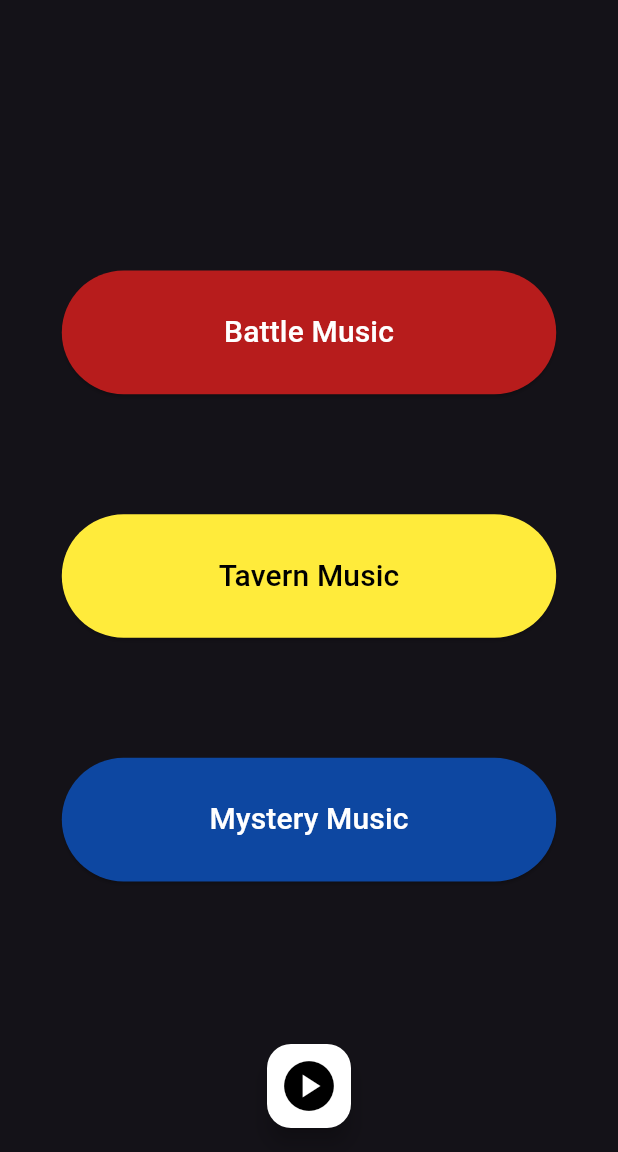
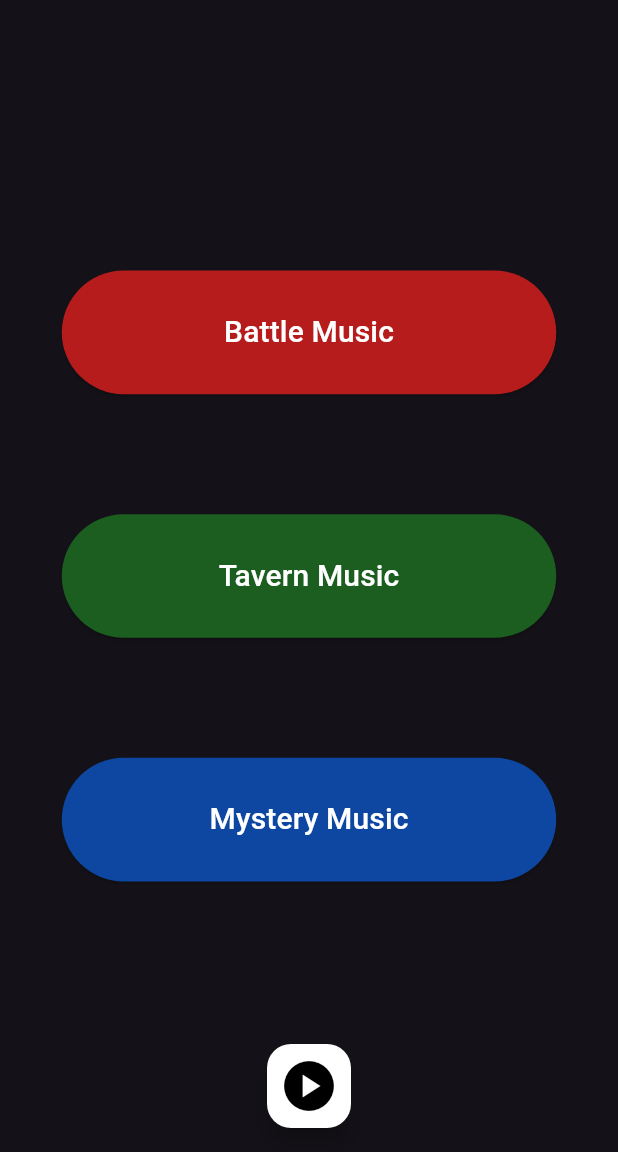
Before and after one commit to Haris-Fratzakis/hci_2023_team_39_updated, a Flutter app: the screen it shows after launch, after a tap on "Music Player", on a phone screen of 412 x 824 dp, the part 84-1236 px from its top. Run offline on Flutter 3.47's test engine with Material 3 defaults, Android fonts, the phone set to English and light mode, and no system bars; our stand-ins replace image_picker, just_audio, sensors.

Commit message:
updated music players and adding the rest of the songs

```diff
--- a/lib/main.dart
+++ b/lib/main.dart
@@ -22,9 +22,16 @@ class MyApp extends StatelessWidget {
 class MainScreen extends StatelessWidget {
   @override
   Widget build(BuildContext context) {
-    return Scaffold(
+    return MaterialApp(title: 'Flutter Demo',
+    theme: ThemeData(
+    brightness: Brightness.dark,
+        // colorScheme: ColorScheme.fromSeed(seedColor: Colors.deepPurple),
+        //useMaterial3: true,
+    ),
+    home: Scaffold(
       appBar: AppBar(
         title: Text('DnD Companion'),
+        backgroundColor: Theme.of(context).colorScheme.primary,
       ),
       body: Center(
         child: Column(
@@ -37,8 +44,15 @@ class MainScreen extends StatelessWidget {
                   MaterialPageRoute(builder: (context) => CharacterCreationPage()),
                 );
               },
-              child: Text('Character Creation'),
+              child: Text('Character Creation',
+                style: TextStyle(fontSize: 20, color: Colors.white),
+              ),
+              style: ElevatedButton.styleFrom(
+                  minimumSize: Size(MediaQuery.of(context).size.width * 0.8, MediaQuery.of(context).size.width * 0.2),
+                  backgroundColor: Colors.purple[900]
+              ),
             ),
+            SizedBox(height: 60),
             ElevatedButton(
               onPressed: () {
                 Navigator.push(
@@ -46,8 +60,15 @@ class MainScreen extends StatelessWidget {
                   MaterialPageRoute(builder: (context) => DiceRollerPage()),
                 );
               },
-              child: Text('Dice Roller'),
+              child: Text('Dice Roller',
+                style: TextStyle(fontSize: 20, color: Colors.white),
+              ),
+              style: ElevatedButton.styleFrom(
+                  minimumSize: Size(MediaQuery.of(context).size.width * 0.8, MediaQuery.of(context).size.width * 0.2),
+                  backgroundColor: Colors.purple[900]
+              ),
             ),
+            SizedBox(height: 60),
             ElevatedButton(
               onPressed: () {
                 Navigator.push(
@@ -55,8 +76,15 @@ class MainScreen extends StatelessWidget {
                   MaterialPageRoute(builder: (context) => music_player()),
                 );
               },
-              child: Text('Music Player'),
+              child: Text('Music Player',
+                style: TextStyle(fontSize: 20, color: Colors.white),
+              ),
+              style: ElevatedButton.styleFrom(
+                  minimumSize: Size(MediaQuery.of(context).size.width * 0.8, MediaQuery.of(context).size.width * 0.2),
+                  backgroundColor: Colors.purple[900]
+              ),
             ),
+            SizedBox(height: 60),
             ElevatedButton(
               onPressed: () {
                 Navigator.push(
@@ -64,11 +92,18 @@ class MainScreen extends StatelessWidget {
                   MaterialPageRoute(builder: (context) => ARMapPage()),
                 );
               },
-              child: Text('AR Map'),
+              child: Text('AR Map',
+                style: TextStyle(fontSize: 20, color: Colors.white),
+              ),
+              style: ElevatedButton.styleFrom(
+                  minimumSize: Size(MediaQuery.of(context).size.width * 0.8, MediaQuery.of(context).size.width * 0.2),
+                  backgroundColor: Colors.purple[900]
+              ),
             ),
           ],
         ),
       ),
+    ),
     );
   }
 }
--- a/lib/music_player.dart
+++ b/lib/music_player.dart
@@ -60,20 +60,24 @@ class MusicPlayerState extends State<music_player> {
       return ;
     }
 
-
+    //Music Player was debugged with Drive links, however music files were downloaded for the release apk
     switch(type){
       case "battle":
-      await player.setUrl("https://drive.google.com/uc?export=view&id=17W9-MV7B45hJyCOUg4sQZ6IXUUmCeBkN");
+      await player.setAsset("assets/songs/battle.mp3");
+      //await player.setUrl("https://drive.google.com/uc?export=view&id=17W9-MV7B45hJyCOUg4sQZ6IXUUmCeBkN");
 
       break;
       case "tavern":
-        await player.setUrl("https://drive.google.com/uc?export=view&id=1sdsGxFXMpL4GWetGOs-73mPD_y832hQ3");
+        await player.setAsset("assets/songs/tavern.mp3");
+        //await player.setUrl("https://drive.google.com/uc?export=view&id=1sdsGxFXMpL4GWetGOs-73mPD_y832hQ3");
       break;
       case "mystery":
-        await player.setUrl("https://drive.google.com/uc?export=view&id=1sZWTHoFsCXrh5h-PXjQNWKYWtuBtpjvR");
+        await player.setAsset("assets/songs/mystery.mp3");
+        //await player.setUrl("https://drive.google.com/uc?export=view&id=1sZWTHoFsCXrh5h-PXjQNWKYWtuBtpjvR");
       break;
       default:
-        await player.setUrl("https://drive.google.com/uc?export=view&id=17W9-MV7B45hJyCOUg4sQZ6IXUUmCeBkN");
+        await player.setAsset("assets/songs/battle.mp3");
+        //await player.setUrl("https://drive.google.com/uc?export=view&id=17W9-MV7B45hJyCOUg4sQZ6IXUUmCeBkN");
       break;
     }
     current = type;
@@ -100,12 +104,10 @@ class MusicPlayerState extends State<music_player> {
               icon: const Icon(Icons.arrow_back)
           )
               : null,
-          //title: Text("Test"),
           backgroundColor: Theme.of(context).colorScheme.primary,
           title: Text("Music Player"),
           centerTitle: true,
         ),
-       // backgroundColor: Colors.green[900], // background color
         body: Center(
 
           child: Column(
@@ -128,11 +130,11 @@ class MusicPlayerState extends State<music_player> {
                 onPressed: () => {pause_music(), play_music("tavern")},
                 child: Text(
                   'Tavern Music',
-                  style: TextStyle(fontSize: 20, color: Colors.black),
+                  style: TextStyle(fontSize: 20, color: Colors.white),
                 ),
                 style: ElevatedButton.styleFrom(
                   minimumSize: Size(MediaQuery.of(context).size.width * 0.8, MediaQuery.of(context).size.width * 0.2),
-                  backgroundColor: Colors.yellow[500]
+                  backgroundColor: Colors.green[900]
                 ),
               ),
               SizedBox(height: 80),
--- a/pubspec.yaml
+++ b/pubspec.yaml
@@ -29,4 +29,5 @@ dev_dependencies:
 flutter:
   uses-material-design: true
   assets:
-    - assets/
+    - assets/images/
+    - assets/songs/
```
Also changed, not shown: 2 other files.
